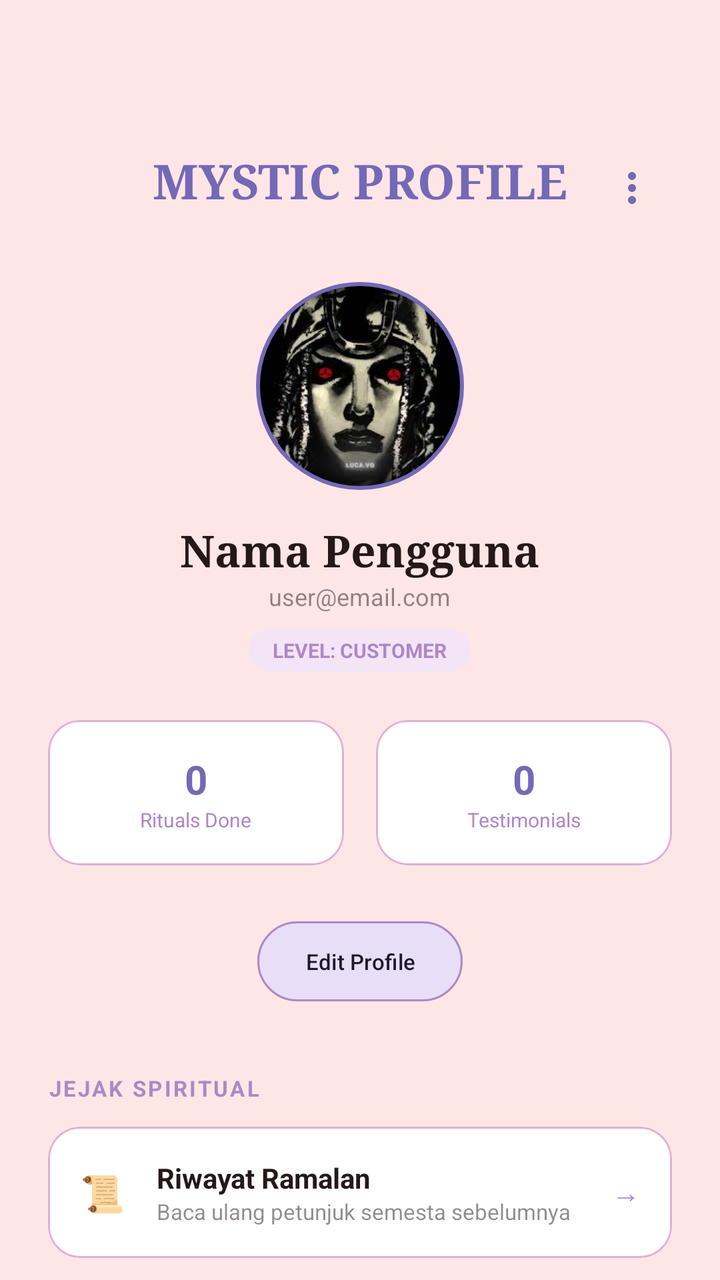
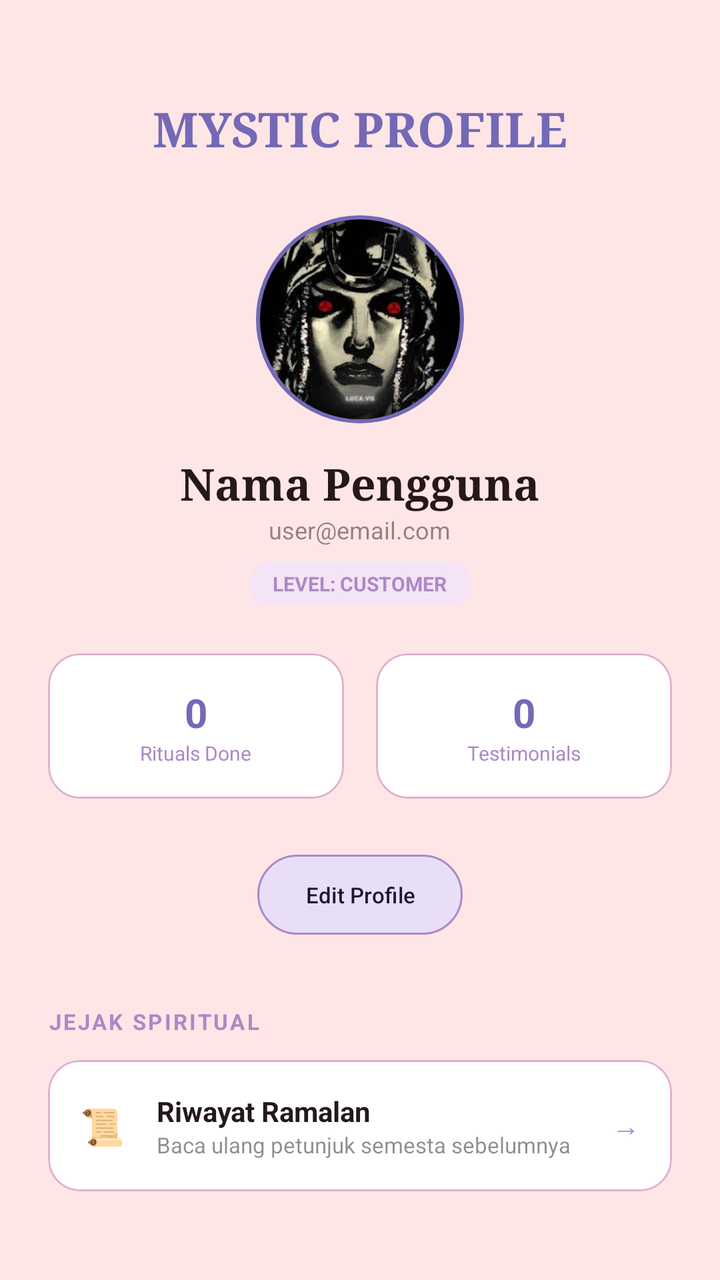

Two renders of the same Android screen: before a commit and after it. Below are the layout's source before the change and the commit's diff.
<!-- AndroidManifest.xml: application theme Theme.Tarot -->
<!-- res/layout/fragment_profile.xml -->
<?xml version="1.0" encoding="utf-8"?>
<androidx.core.widget.NestedScrollView xmlns:android="http://schemas.android.com/apk/res/android"
    xmlns:app="http://schemas.android.com/apk/res-auto"
    android:layout_width="match_parent"
    android:layout_height="match_parent"
    android:background="#FFE6E6"
    android:fillViewport="true">

    <LinearLayout
        android:layout_width="match_parent"
        android:layout_height="wrap_content"
        android:gravity="center_horizontal"
        android:orientation="vertical"
        android:padding="24dp">

        
        <RelativeLayout
            android:layout_width="match_parent"
            android:layout_height="wrap_content"
            android:layout_marginTop="50dp">

            <TextView
                android:layout_width="wrap_content"
                android:layout_height="wrap_content"
                android:layout_centerHorizontal="true"
                android:fontFamily="serif"
                android:text="MYSTIC PROFILE"
                android:textColor="#7469B6"
                android:textSize="24sp"
                android:textStyle="bold" />

            <ImageButton
                android:id="@+id/btnOverflowProfile"
                android:layout_width="40dp"
                android:layout_height="40dp"
                android:layout_alignParentEnd="true"
                android:layout_centerVertical="true"
                android:background="?attr/selectableItemBackgroundBorderless"
                android:src="@drawable/abc_ic_menu_overflow_material"
                app:tint="#7469B6" />
        </RelativeLayout>

        
        <com.google.android.material.imageview.ShapeableImageView
            android:id="@+id/imgAvatar"
            android:layout_width="110dp"
            android:layout_height="110dp"
            android:layout_marginTop="24dp"
            android:padding="4dp"
            android:scaleType="centerCrop"
            android:src="@drawable/von"
            app:shapeAppearanceOverlay="@style/CircleAppearance"
            app:strokeColor="#7469B6"
            app:strokeWidth="2dp" />

        <TextView
            android:id="@+id/tvProfileName"
            android:layout_width="wrap_content"
            android:layout_height="wrap_content"
            android:layout_marginTop="12dp"
            android:fontFamily="serif"
            android:text="Nama Pengguna"
            android:textColor="#251819"
            android:textSize="22sp"
            android:textStyle="bold" />

        <TextView
            android:id="@+id/tvProfileEmail"
            android:layout_width="wrap_content"
            android:layout_height="wrap_content"
            android:text="user@email.com"
            android:textColor="#80251819"
            android:textSize="12sp" />

        <TextView
            android:id="@+id/tvProfileRole"
            android:layout_width="wrap_content"
            android:layout_height="wrap_content"
            android:layout_marginTop="8dp"
            android:background="@drawable/bg_status_rounded"
            android:backgroundTint="#F3E5F5"
            android:paddingHorizontal="12dp"
            android:paddingVertical="4dp"
            android:text="LEVEL: CUSTOMER"
            android:textColor="#AD88C6"
            android:textSize="10sp"
            android:textStyle="bold" />

        
        <LinearLayout
            android:layout_width="match_parent"
            android:layout_height="wrap_content"
            android:layout_marginTop="24dp"
            android:orientation="horizontal"
            android:weightSum="2">

            <com.google.android.material.card.MaterialCardView
                android:layout_width="0dp"
                android:layout_height="wrap_content"
                android:layout_marginEnd="8dp"
                android:layout_weight="1"
                app:cardBackgroundColor="#FFFFFF"
                app:cardCornerRadius="16dp"
                app:cardElevation="0dp"
                app:strokeColor="#E1AFD1"
                app:strokeWidth="1dp">
                <LinearLayout
                    android:layout_width="match_parent"
                    android:layout_height="wrap_content"
                    android:gravity="center"
                    android:orientation="vertical"
                    android:padding="16dp">
                    <TextView
                        android:id="@+id/tvTotalReadings"
                        android:layout_width="wrap_content"
                        android:layout_height="wrap_content"
                        android:text="0"
                        android:textColor="#7469B6"
                        android:textSize="20sp"
                        android:textStyle="bold" />
                    <TextView
                        android:layout_width="wrap_content"
                        android:layout_height="wrap_content"
                        android:text="Rituals Done"
                        android:textColor="#AD88C6"
                        android:textSize="10sp" />
                </LinearLayout>
            </com.google.android.material.card.MaterialCardView>

            <com.google.android.material.card.MaterialCardView
                android:layout_width="0dp"
                android:layout_height="wrap_content"
                android:layout_marginStart="8dp"
                android:layout_weight="1"
                app:cardBackgroundColor="#FFFFFF"
                app:cardCornerRadius="16dp"
                app:cardElevation="0dp"
                app:strokeColor="#E1AFD1"
                app:strokeWidth="1dp">
                <LinearLayout
                    android:layout_width="match_parent"
                    android:layout_height="wrap_content"
                    android:gravity="center"
                    android:orientation="vertical"
                    android:padding="16dp">
                    <TextView
                        android:id="@+id/tvTestimonialsCount"
                        android:layout_width="wrap_content"
                        android:layout_height="wrap_content"
                        android:text="0"
                        android:textColor="#7469B6"
                        android:textSize="20sp"
                        android:textStyle="bold" />
                    <TextView
                        android:layout_width="wrap_content"
                        android:layout_height="wrap_content"
                        android:text="Testimonials"
                        android:textColor="#AD88C6"
                        android:textSize="10sp" />
                </LinearLayout>
            </com.google.android.material.card.MaterialCardView>
        </LinearLayout>

        <com.google.android.material.button.MaterialButton
            android:id="@+id/btnEditProfile"
            style="@style/Widget.Material3.Button.TonalButton"
            android:layout_width="wrap_content"
            android:layout_height="wrap_content"
            android:layout_marginTop="24dp"
            android:text="Edit Profile"
            android:textSize="11sp"
            app:cornerRadius="20dp"
            app:strokeColor="#AD88C6"
            app:strokeWidth="1dp" />

        <TextView
            android:layout_width="wrap_content"
            android:layout_height="wrap_content"
            android:layout_gravity="start"
            android:layout_marginTop="32dp"
            android:letterSpacing="0.1"
            android:text="JEJAK SPIRITUAL"
            android:textColor="#AD88C6"
            android:textSize="11sp"
            android:textStyle="bold" />

        
        <com.google.android.material.card.MaterialCardView
            android:id="@+id/btnHistory"
            android:layout_width="match_parent"
            android:layout_height="wrap_content"
            android:layout_marginTop="12dp"
            android:clickable="true"
            android:focusable="true"
            android:foreground="?attr/selectableItemBackground"
            app:cardBackgroundColor="#FFFFFF"
            app:cardCornerRadius="16dp"
            app:cardElevation="0dp"
            app:strokeColor="#E1AFD1"
            app:strokeWidth="1dp">
            <LinearLayout
                android:layout_width="match_parent"
                android:layout_height="wrap_content"
                android:gravity="center_vertical"
                android:orientation="horizontal"
                android:padding="16dp">
                <TextView
                    android:layout_width="wrap_content"
                    android:layout_height="wrap_content"
                    android:text="📜"
                    android:textSize="18sp" />
                <LinearLayout
                    android:layout_width="0dp"
                    android:layout_height="wrap_content"
                    android:layout_marginStart="16dp"
                    android:layout_weight="1"
                    android:orientation="vertical">
                    <TextView
                        android:layout_width="wrap_content"
                        android:layout_height="wrap_content"
                        android:text="Riwayat Ramalan"
                        android:textColor="#251819"
                        android:textStyle="bold" />
                    <TextView
                        android:layout_width="wrap_content"
                        android:layout_height="wrap_content"
                        android:text="Baca ulang petunjuk semesta sebelumnya"
                        android:textColor="#80251819"
                        android:textSize="11sp" />
                </LinearLayout>
                <TextView
                    android:layout_width="wrap_content"
                    android:layout_height="wrap_content"
                    android:text="→"
                    android:textColor="#AD88C6" />
            </LinearLayout>
        </com.google.android.material.card.MaterialCardView>

        <View android:layout_width="match_parent" android:layout_height="40dp" />

    </LinearLayout>
</androidx.core.widget.NestedScrollView>
<!-- resources referenced by this layout -->
<resources>
  <!-- drawable bg_status_rounded (drawable) -->
  <?xml version="1.0" encoding="utf-8"?>
  <shape xmlns:android="http://schemas.android.com/apk/res/android">
      <corners android:radius="100dp" />
  
      <solid android:color="#F0F0F0" />
  </shape>
  <!-- drawable von: png bitmap (drawable, 78393 bytes) -->
  <style name="CircleAppearance" parent="">
          <item name="cornerSize">50%</item>
      </style>
  <style name="Theme.Tarot" parent="Base.Theme.Tarot" />
  <style name="Base.Theme.Tarot" parent="Theme.Material3.DayNight.NoActionBar">
          <item name="colorPrimary">#7469B6</item>
          <item name="colorOnPrimary">#FFFFFF</item>
          <item name="colorPrimaryContainer">#F3E5F5</item>
  
          <item name="android:windowBackground">#FFE6E6</item>
  
          <item name="android:statusBarColor">#FFE6E6</item>
          <item name="android:windowLightStatusBar">true</item>
      </style>
</resources>

<!-- the commit's change to res/layout/fragment_profile.xml (unified diff, before → after) -->
@@ -13,34 +13,16 @@
         android:orientation="vertical"
         android:padding="24dp">
 
-        
-        <RelativeLayout
-            android:layout_width="match_parent"
-            android:layout_height="wrap_content"
-            android:layout_marginTop="50dp">
-
-            <TextView
-                android:layout_width="wrap_content"
-                android:layout_height="wrap_content"
-                android:layout_centerHorizontal="true"
-                android:fontFamily="serif"
-                android:text="MYSTIC PROFILE"
-                android:textColor="#7469B6"
-                android:textSize="24sp"
-                android:textStyle="bold" />
-
-            <ImageButton
-                android:id="@+id/btnOverflowProfile"
-                android:layout_width="40dp"
-                android:layout_height="40dp"
-                android:layout_alignParentEnd="true"
-                android:layout_centerVertical="true"
-                android:background="?attr/selectableItemBackgroundBorderless"
-                android:src="@drawable/abc_ic_menu_overflow_material"
-                app:tint="#7469B6" />
-        </RelativeLayout>
-
-        
+        <TextView
+            android:layout_width="wrap_content"
+            android:layout_height="wrap_content"
+            android:layout_marginTop="24dp"
+            android:fontFamily="serif"
+            android:text="MYSTIC PROFILE"
+            android:textColor="#7469B6"
+            android:textSize="24sp"
+            android:textStyle="bold" />
+
         <com.google.android.material.imageview.ShapeableImageView
             android:id="@+id/imgAvatar"
             android:layout_width="110dp"
@@ -86,7 +68,6 @@
             android:textSize="10sp"
             android:textStyle="bold" />
 
-        
         <LinearLayout
             android:layout_width="match_parent"
             android:layout_height="wrap_content"
@@ -184,7 +165,6 @@
             android:textSize="11sp"
             android:textStyle="bold" />
 
-        
         <com.google.android.material.card.MaterialCardView
             android:id="@+id/btnHistory"
             android:layout_width="match_parent"
<!-- resource entries referenced after the edit -->
@@ -19,8 +19,8 @@
   
           <item name="android:windowBackground">#FFE6E6</item>
   
-          <item name="android:statusBarColor">#FFE6E6</item>
-          <item name="android:windowLightStatusBar">true</item>
+          <item name="android:statusBarColor">#7469B6</item>
+          <item name="android:windowLightStatusBar">false</item>
       </style>
 </resources>
 
